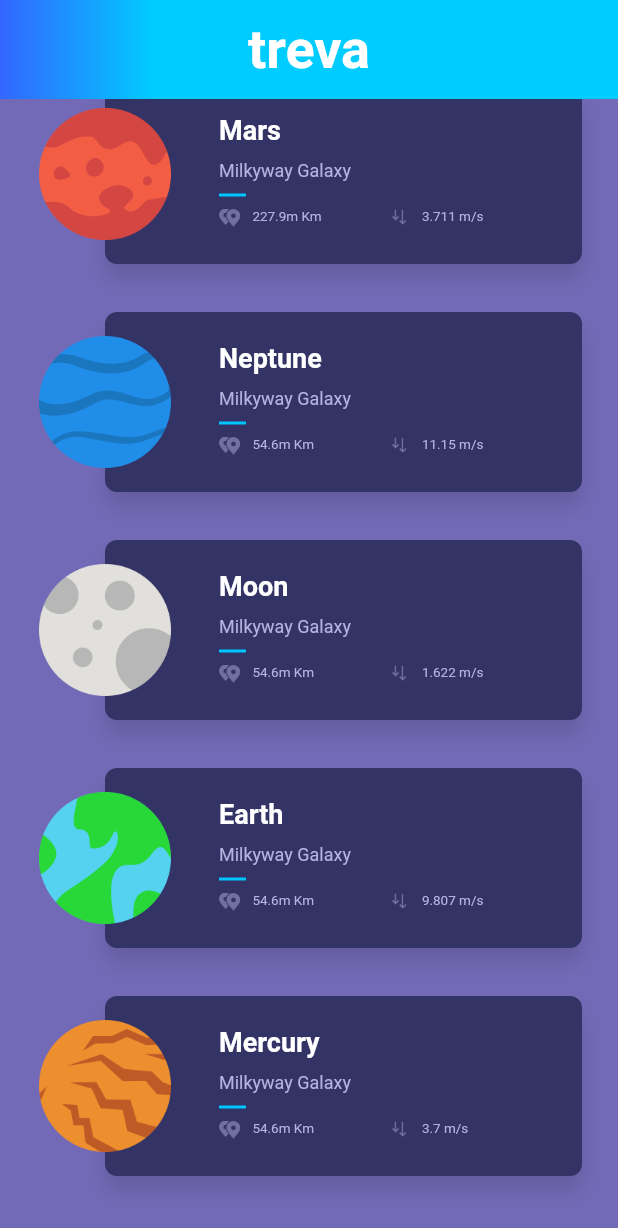
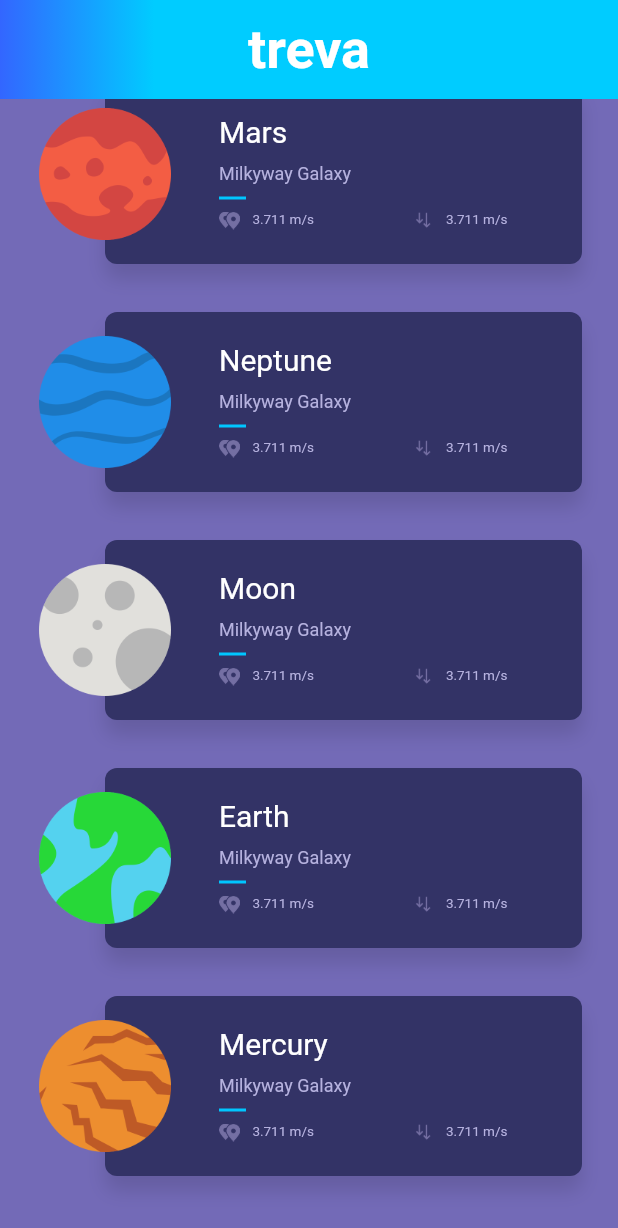
Before and after one commit to sxs1995/flutter_star, a Flutter app: the screen it shows after launch, scrolled down 50 dp, on a phone screen of 412 x 824 dp. Shown: the top 1228 px of the screen. Run offline on Flutter 3.47's test engine with Material 2 defaults, Android fonts, the phone set to English and light mode, and no system bars; Roboto replaces fonts that are missing (Poppins).

Commit message:
完善详情页

```diff
--- a/lib/model/planet.dart
+++ b/lib/model/planet.dart
@@ -6,16 +6,17 @@ class Planet {
   final String gravity;
   final String description;
   final String image;
+  final String picture;
 
-  const Planet({
-    this.id,
+  const Planet(
+      {this.id,
       this.name,
       this.location,
       this.distance,
       this.gravity,
       this.description,
       this.image,
-  });
+      this.picture});
 }
 
 List<Planet> planets = [
@@ -23,45 +24,54 @@ List<Planet> planets = [
       id: "1",
       name: "Mars",
       location: "Milkyway Galaxy",
-    distance: "227.9m Km",
+      distance: "54.6m Km",
       gravity: "3.711 m/s ",
-    description: "Lorem ipsum...",
+      description:
+          "Mars is the fourth planet from the Sun and the second-smallest planet in the Solar System after Mercury. In English, Mars carries a name of the Roman god of war, and is often referred to as the 'Red Planet' because the reddish iron oxide prevalent on its surface gives it a reddish appearance that is distinctive among the astronomical bodies visible to the naked eye. Mars is a terrestrial planet with a thin atmosphere, having surface features reminiscent both of the impact craters of the Moon and the valleys, deserts, and polar ice caps of Earth.",
       image: "assets/img/mars.png",
-  ),
+      picture:
+          "https://www.nasa.gov/sites/default/files/thumbnails/image/pia21723-16.jpg"),
   const Planet(
       id: "2",
       name: "Neptune",
       location: "Milkyway Galaxy",
       distance: "54.6m Km",
-    gravity: "11.15 m/s ",
-    description: "Lorem ipsum...",
+      gravity: "3.711 m/s ",
+      description:
+          "Neptune is the eighth and farthest known planet from the Sun in the Solar System. In the Solar System, it is the fourth-largest planet by diameter, the third-most-massive planet, and the densest giant planet. Neptune is 17 times the mass of Earth and is slightly more massive than its near-twin Uranus, which is 15 times the mass of Earth and slightly larger than Neptune. Neptune orbits the Sun once every 164.8 years at an average distance of 30.1 astronomical units (4.50×109 km). It is named after the Roman god of the sea and has the astronomical symbol ♆, a stylised version of the god Neptune's trident",
       image: "assets/img/neptune.png",
-  ),
+      picture:
+          "https://www.nasa.gov/sites/default/files/styles/full_width_feature/public/images/110411main_Voyager2_280_yshires.jpg"),
   const Planet(
       id: "3",
       name: "Moon",
       location: "Milkyway Galaxy",
       distance: "54.6m Km",
-    gravity: "1.622 m/s ",
-    description: "Lorem ipsum...",
+      gravity: "3.711 m/s ",
+      description:
+          "The Moon is an astronomical body that orbits planet Earth, being Earth's only permanent natural satellite. It is the fifth-largest natural satellite in the Solar System, and the largest among planetary satellites relative to the size of the planet that it orbits (its primary). Following Jupiter's satellite Io, the Moon is second-densest satellite among those whose densities are known.",
       image: "assets/img/moon.png",
-  ),
+      picture: "https://farm5.staticflickr.com/4086/5052125139_43c31b7012.jpg"),
   const Planet(
       id: "4",
       name: "Earth",
       location: "Milkyway Galaxy",
       distance: "54.6m Km",
-    gravity: "9.807 m/s ",
-    description: "Lorem ipsum...",
+      gravity: "3.711 m/s ",
+      description:
+          "Earth is the third planet from the Sun and the only object in the Universe known to harbor life. According to radiometric dating and other sources of evidence, Earth formed over 4 billion years ago. Earth's gravity interacts with other objects in space, especially the Sun and the Moon, Earth's only natural satellite. Earth revolves around the Sun in 365.26 days, a period known as an Earth year. During this time, Earth rotates about its axis about 366.26 times.",
       image: "assets/img/earth.png",
-  ),
+      picture:
+          "https://www.nasa.gov/sites/default/files/styles/full_width_feature/public/thumbnails/image/iss042e340851_1.jpg"),
   const Planet(
       id: "5",
       name: "Mercury",
       location: "Milkyway Galaxy",
       distance: "54.6m Km",
-    gravity: "3.7 m/s ",
-    description: "Lorem ipsum...",
+      gravity: "3.711 m/s ",
+      description:
+          "Mercury is the smallest and innermost planet in the Solar System. Its orbital period around the Sun of 88 days is the shortest of all the planets in the Solar System. It is named after the Roman deity Mercury, the messenger to the gods.",
       image: "assets/img/mercury.png",
-  ),
+      picture:
+          "https://c1.staticflickr.com/9/8105/8497927473_2845ae671e_b.jpg"),
 ];
--- a/lib/ui/home/DetailPage.dart
+++ b/lib/ui/home/DetailPage.dart
@@ -1,5 +1,7 @@
 import 'package:flutter/material.dart';
 import 'package:flutter_star/model/planet.dart';
+import 'package:flutter_star/ui/home/PlanetRow.dart';
+import 'package:flutter_star/ui/text_style.dart';
 
 class DetailPage extends StatelessWidget {
   final Planet planet;
@@ -8,24 +10,99 @@ class DetailPage extends StatelessWidget {
 
   @override
   Widget build(BuildContext context) {
+    Widget _getBackground() {
+      return Container(
+        child: Image.network(
+          planet.picture,
+          fit: BoxFit.cover,
+          height: 300.0,
+        ),
+        constraints: BoxConstraints.expand(height: 300.0),
+      );
+    }
+
+    Widget _getGradient() {
+      return Container(
+        margin: EdgeInsets.only(top: 190.0),
+        height: 110.0,
+        decoration: BoxDecoration(
+          gradient: LinearGradient(
+            colors: [
+              Color(0x00736AB7),
+              Color(0xFF736AB7),
+            ],
+            stops: [0.0, 0.9],
+            begin: FractionalOffset(0.0, 0.0),
+            end: FractionalOffset(0.0, 1.0),
+          ),
+        ),
+      );
+    }
+
+    Widget _getContent() {
+      final _overviewTitle = 'Overview'.toUpperCase();
+      return ListView(
+        padding: EdgeInsets.fromLTRB(0.0, 72.0, 0.0, 32.0),
+        children: <Widget>[
+          PlanetSummary(
+            planet,
+            horizontal: false,
+          ),
+          Container(
+            padding: EdgeInsets.symmetric(horizontal: 32.0),
+            child: Column(
+              crossAxisAlignment: CrossAxisAlignment.start,
+              children: <Widget>[
+                Text(
+                  _overviewTitle,
+                  style: Style.headerTextStyle,
+                ),
+                Separator(),
+                Text(
+                  planet.description,
+                  style: Style.commonTextStyle,
+                )
+              ],
+            ),
+          )
+        ],
+      );
+    }
+
+    Widget _getToolbar(BuildContext context) {
+      return Container(
+        margin: EdgeInsets.only(top: MediaQuery.of(context).padding.top),
+        child: BackButton(
+          color: Colors.white,
+        ),
+      );
+    }
+
     return Scaffold(
       body: Container(
         constraints: BoxConstraints.expand(),
-        child: Column(
-          mainAxisAlignment: MainAxisAlignment.center,
+        color: Color(0xFF736AB7),
+        child: Stack(
           children: <Widget>[
-            Text(planet.name),
-            Hero(
-              tag: 'planet-hero-${planet.id}',
-              child: Image.asset(
-                planet.image,
-                width: 96.0,
-                height: 96.0,
-              ),
-            )
+            _getBackground(),
+            _getGradient(),
+            _getContent(),
+            _getToolbar(context),
           ],
         ),
       ),
     );
   }
 }
+
+class Separator extends StatelessWidget {
+  @override
+  Widget build(BuildContext context) {
+    return Container(
+      margin: EdgeInsets.symmetric(vertical: 8.0),
+      height: 2.0,
+      width: 18.0,
+      color: Color(0xff00c6ff),
+    );
+  }
+}
--- a/lib/ui/home/HomePageBody.dart
+++ b/lib/ui/home/HomePageBody.dart
@@ -20,7 +20,7 @@ class HomePageBody extends StatelessWidget {
               sliver: SliverFixedExtentList(
                 itemExtent: 152.0,
                 delegate: SliverChildBuilderDelegate(
-                  (context, index) => PlanetRow(planets[index]),
+                  (context, index) => PlanetSummary(planets[index]),
                   childCount: planets.length,
                 ),
               ),
@@ -28,13 +28,6 @@ class HomePageBody extends StatelessWidget {
           ],
         ),
       ),
-      // child: ListView.builder(
-      //   itemCount: planets.length,
-      //   itemExtent: 152.0,
-      //   itemBuilder: (BuildContext context, index) {
-      //     return PlanetRow(planets[index]);
-      //   },
-      // ),
     );
   }
 }
--- a/lib/ui/home/PlanetRow.dart
+++ b/lib/ui/home/PlanetRow.dart
@@ -1,126 +1,118 @@
 import 'package:flutter/material.dart';
 import 'package:flutter_star/model/planet.dart';
 import 'package:flutter_star/ui/home/DetailPage.dart';
+import 'package:flutter_star/ui/text_style.dart';
 
-class PlanetRow extends StatelessWidget {
+class PlanetSummary extends StatelessWidget {
   final Planet planet;
-  PlanetRow(this.planet);
-
+  final bool horizontal;
+  PlanetSummary(this.planet, {this.horizontal = true});
+  PlanetSummary.vertical(this.planet) : horizontal = false;
   @override
   Widget build(BuildContext context) {
-    // 星球
-    final planetThumbnail = Container(
-      margin: EdgeInsets.symmetric(
-        vertical: 16.0,
-      ),
-      alignment: FractionalOffset.centerLeft,
-      child: Hero(
-        //hero实现星球动画效果，tag保持一致
-        tag: 'planet-hero-${planet.id}',
-        child: Image(
-          image: AssetImage(planet.image),
+    final planetThumbnail = new Container(
+      margin: new EdgeInsets.symmetric(vertical: 16.0),
+      alignment:
+          horizontal ? FractionalOffset.centerLeft : FractionalOffset.center,
+      child: new Hero(
+        tag: "planet-hero-${planet.id}",
+        child: new Image(
+          image: new AssetImage(planet.image),
           height: 92.0,
           width: 92.0,
         ),
       ),
     );
 
-    // 字体样式
-    final baseTextStyle = const TextStyle(fontFamily: 'Poppins');
-    final headerTextStyle = baseTextStyle.copyWith(
-      color: Colors.white,
-      fontSize: 18.0,
-      fontWeight: FontWeight.w600,
-    );
-    final regularTextStyle = baseTextStyle.copyWith(
-      color: Color(0xffb6b2df),
-      fontSize: 9.0,
-      fontWeight: FontWeight.w400,
-    );
-    final subHeaderTextStyle = regularTextStyle.copyWith(fontSize: 12.0);
-
     Widget _planetValue({String value, String image}) {
-      return Row(
-        children: <Widget>[
-          Image.asset(
-            image,
-            height: 12.0,
-          ),
-          Container(
-            width: 8.0,
-          ),
-          Text(value, style: regularTextStyle)
-        ],
+      return new Container(
+        child: new Row(mainAxisSize: MainAxisSize.min, children: <Widget>[
+          new Image.asset(image, height: 12.0),
+          new Container(width: 8.0),
+          new Text(planet.gravity, style: Style.regularTextStyle),
+        ]),
       );
     }
 
-    // 内容
-    final planetCardContent = Container(
-      margin: EdgeInsets.fromLTRB(76.0, 16.0, 16.0, 16.0),
-      constraints: BoxConstraints.expand(),
-      child: Column(
-        crossAxisAlignment: CrossAxisAlignment.start,
+    final planetCardContent = new Container(
+      margin: new EdgeInsets.fromLTRB(
+          horizontal ? 76.0 : 16.0, horizontal ? 16.0 : 42.0, 16.0, 16.0),
+      constraints: new BoxConstraints.expand(),
+      child: new Column(
+        crossAxisAlignment:
+            horizontal ? CrossAxisAlignment.start : CrossAxisAlignment.center,
         children: <Widget>[
-          Container(height: 4.0),
-          Text(planet.name, style: headerTextStyle),
-          Container(height: 10.0),
-          Text(planet.location, style: subHeaderTextStyle),
-          Container(
-            margin: EdgeInsets.symmetric(vertical: 8.0),
-            height: 2.0,
-            width: 18.0,
-            color: Color(0xff00c6ff),
+          new Container(height: 4.0),
+          new Text(planet.name, style: Style.headerTextStyle),
+          new Container(height: 10.0),
+          new Text(planet.location, style: Style.subHeaderTextStyle),
+          new Container(
+              margin: new EdgeInsets.symmetric(vertical: 8.0),
+              height: 2.0,
+              width: 18.0,
+              color: new Color(0xff00c6ff)),
+          new Row(
+            mainAxisAlignment: MainAxisAlignment.center,
+            children: <Widget>[
+              new Expanded(
+                  flex: horizontal ? 1 : 0,
+                  child: _planetValue(
+                      value: planet.distance,
+                      image: 'assets/img/ic_distance.png')),
+              new Container(
+                width: 32.0,
+              ),
+              new Expanded(
+                  flex: horizontal ? 1 : 0,
+                  child: _planetValue(
+                      value: planet.gravity,
+                      image: 'assets/img/ic_gravity.png'))
+            ],
           ),
-          Row(
-            children: <Widget>[
-              Expanded(
-                child: _planetValue(
-                  image: 'assets/img/ic_distance.png',
-                  value: planet.distance,
-                ),
-              ),
-              Expanded(
-                child: _planetValue(
-                  value: planet.gravity,
-                  image: 'assets/img/ic_gravity.png',
-                ),
-              ),
-            ],
-          )
         ],
       ),
     );
 
-    // 列表信息
-    final planetCard = Container(
-      height: 124.0,
-      margin: EdgeInsets.only(left: 46.0),
-      decoration: BoxDecoration(
-        color: Color(0xFF333366),
+    final planetCard = new Container(
+      child: planetCardContent,
+      height: horizontal ? 124.0 : 154.0,
+      margin: horizontal
+          ? new EdgeInsets.only(left: 46.0)
+          : new EdgeInsets.only(top: 72.0),
+      decoration: new BoxDecoration(
+        color: new Color(0xFF333366),
         shape: BoxShape.rectangle,
-        borderRadius: BorderRadius.circular(8.0),
+        borderRadius: new BorderRadius.circular(8.0),
         boxShadow: <BoxShadow>[
-          BoxShadow(
+          new BoxShadow(
             color: Colors.black12,
             blurRadius: 10.0,
-            offset: Offset(0.0, 10.0),
-          )
+            offset: new Offset(0.0, 10.0),
+          ),
         ],
       ),
-      child: planetCardContent,
     );
 
-    return GestureDetector(
-      onTap: () => Navigator.of(context).push(PageRouteBuilder(
-            pageBuilder: (_, __, ___) => DetailPage(planet: planet),
-          )),
-      child: Container(
-        height: 120.0,
-        margin: EdgeInsets.symmetric(
+    return new GestureDetector(
+      onTap: horizontal
+          ? () => Navigator.of(context).push(
+                new PageRouteBuilder(
+                  pageBuilder: (_, __, ___) => new DetailPage(planet: planet),
+                  transitionsBuilder:
+                      (context, animation, secondaryAnimation, child) =>
+                          new FadeTransition(
+                            opacity: animation,
+                            child: child,
+                          ),
+                ),
+              )
+          : null,
+      child: new Container(
+        margin: const EdgeInsets.symmetric(
           vertical: 16.0,
           horizontal: 24.0,
         ),
-        child: Stack(
+        child: new Stack(
           children: <Widget>[
             planetCard,
             planetThumbnail,
--- /dev/null
+++ b/lib/ui/text_style.dart
@@ -0,0 +1,31 @@
+import 'package:flutter/material.dart';
+
+class Style {
+  static final baseTextStyle = const TextStyle(fontFamily: 'Poppins');
+  static final smallTextStyle = commonTextStyle.copyWith(
+    fontSize: 9.0,
+  );
+  static final commonTextStyle = baseTextStyle.copyWith(
+    color: const Color(0xffb6b2df),
+    fontSize: 14.0,
+    fontWeight: FontWeight.w400,
+  );
+  static final titleTextStyle = baseTextStyle.copyWith(
+    color: Colors.white,
+    fontSize: 18.0,
+    fontWeight: FontWeight.w600,
+  );
+  static final headerTextStyle = baseTextStyle.copyWith(
+    color: Colors.white,
+    fontSize: 20.0,
+    fontWeight: FontWeight.w400,
+  );
+  static final regularTextStyle = baseTextStyle.copyWith(
+    color: const Color(0xffb6b2df),
+    fontSize: 9.0,
+    fontWeight: FontWeight.w400,
+  );
+  static final subHeaderTextStyle = regularTextStyle.copyWith(
+    fontSize: 12.0,
+  );
+}
```
Lines whose indentation alone changed are shown as unchanged.
